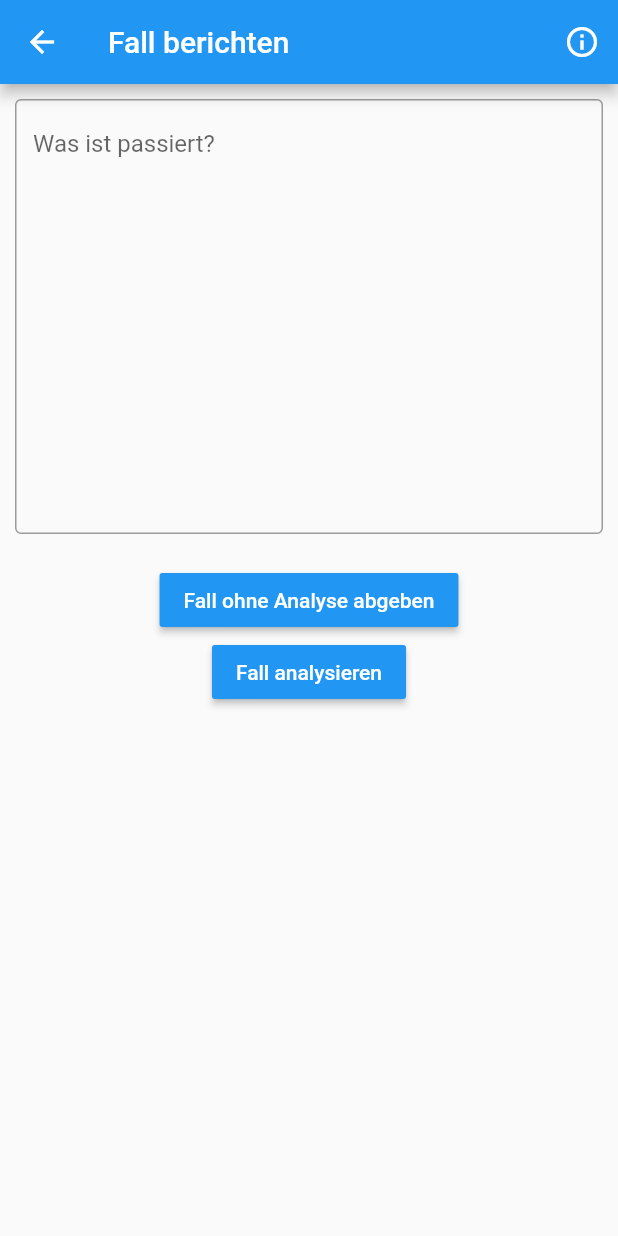
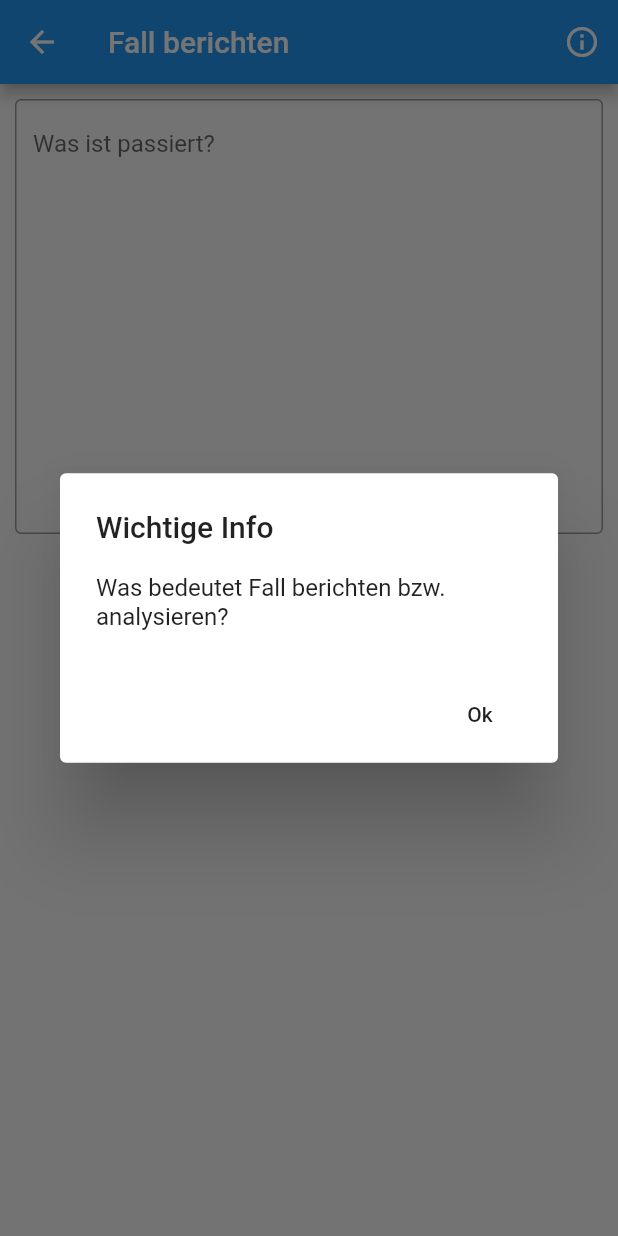
Before and after one commit to SandraGeek/cirs_app, a Flutter app: the FallBerichtPage screen opened directly, after a tap on the "info outline" icon, on a phone screen of 412 x 824 dp. Run offline on Flutter 3.47's test engine with Material 2 defaults, Android fonts, the phone set to English and light mode, and no system bars.

Commit message:
Info icon done Ask for json file save user entries? graphs in flutter?

```diff
--- a/lib/ui/home.dart
+++ b/lib/ui/home.dart
@@ -53,7 +53,9 @@ class FallBerichtPage extends StatelessWidget {
       appBar: AppBar(
         title: Text('Fall berichten'),
         actions: <Widget>[
-          IconButton(icon: Icon(Icons.info_outline), onPressed: _tapButton)
+          IconButton(icon: Icon(Icons.info_outline), onPressed: (){
+            _infoButtonPressed(context);
+          })
         ],
       ),
       body: Center(
@@ -73,6 +75,7 @@ class FallBerichtPage extends StatelessWidget {
                 ),
               ),
             ),
+
             new MaterialButton(
               color: Theme.of(context).primaryColor,
               textColor: Colors.white,
@@ -102,7 +105,7 @@ class FallBerichtPage extends StatelessWidget {
         return AlertDialog(
           title: Text('Vielen Dank!'),
           content: const Text(
-              'Einen Feedback wird in der nächsten Tagen veröffentlicht. Bitte behalten Sie Ihre Fallnummer.'),
+              'Einen Feedback wird in den nächsten Tagen veröffentlicht. Bitte behalten Sie Ihre Fallnummer.'),
           actions: <Widget>[
             FlatButton(
               child: Text('Ok'),
@@ -121,7 +124,29 @@ class FallBerichtPage extends StatelessWidget {
         MaterialPageRoute(builder: (context) => ProzesseUndAufgaben()));
   }
 
-  _tapButton() {}
+}
+
+Future<void> _infoButtonPressed(BuildContext context) {
+
+  return showDialog<void>(
+    context: context,
+    builder: (BuildContext context) {
+      return AlertDialog(
+        title: Text('Wichtige Info'),
+        content: const Text(
+            'Was bedeutet Fall berichten bzw. analysieren?'),
+        actions: <Widget>[
+          FlatButton(
+            child: Text('Ok'),
+            onPressed: () {
+              Navigator.of(context).pop();
+            },
+          ),
+        ],
+      );
+    },
+  );
+
 }
 
 class ProzesseUndAufgaben extends StatelessWidget {
@@ -154,7 +179,7 @@ Widget _myListView(BuildContext context) {
         title: Text('Allgemeine medizinische Versorgung'),
         trailing: Icon(Icons.keyboard_arrow_right),
         onTap: () {
-          print('ok');
+          Navigator.push(context, new MaterialPageRoute(builder: (context) => AllMedVer()));
         },
       ),
       ListTile(
@@ -237,3 +262,15 @@ Widget _myListView(BuildContext context) {
     ],
   );
 }
+
+class AllMedVer  extends StatelessWidget{
+
+  @override
+  Widget build(BuildContext context) {
+    return Scaffold(
+      appBar: AppBar(
+        title: Text("Allgemeine medizinische Versorgung"),
+      ),
+    );
+  }
+}
```
Also changed, not shown: 1 other file.
